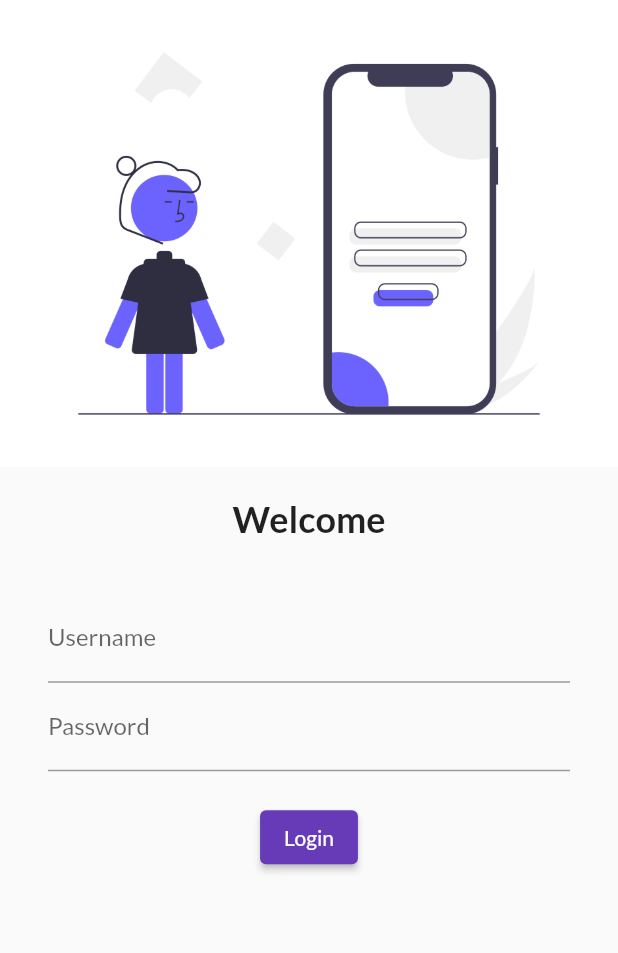
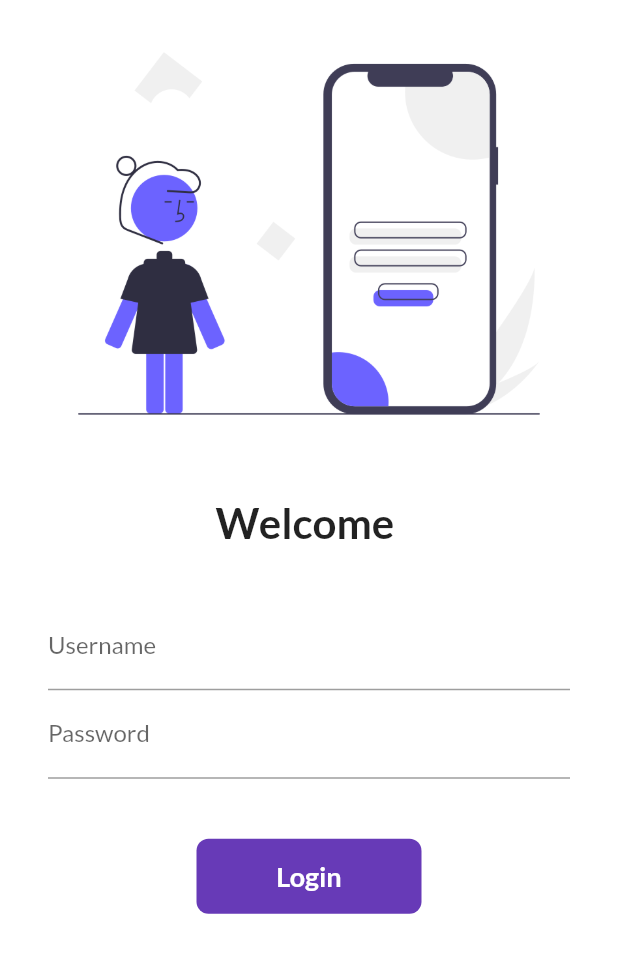
Before and after one commit to ShagunMaurya17/flutter_application_1, a Flutter app: the screen it shows after launch, on a phone screen of 412 x 824 dp. Shown: the top 953 px of the screen. Run offline on Flutter 3.47's test engine with Material 2 defaults, Android fonts, the phone set to English and light mode, and no system bars; our stand-ins replace google_fonts.

Commit message:
Day 6 Completed

```diff
--- a/lib/main.dart
+++ b/lib/main.dart
@@ -2,9 +2,9 @@ import 'dart:ui';
 
 import 'package:flutter/material.dart';
 import 'package:flutter_application_1/pages/login_page.dart';
+import 'package:flutter_application_1/utils/routes.dart';
 import 'package:google_fonts/google_fonts.dart';
 import 'pages/home_page.dart';
-
 
 void main() {
   runApp(const MyApp());
@@ -17,18 +17,18 @@ class MyApp extends StatelessWidget {
   Widget build(BuildContext context) {
     return MaterialApp(
       themeMode: ThemeMode.light,
-      theme:
-          ThemeData(primarySwatch: Colors.deepPurple,
+      theme: ThemeData(
+          primarySwatch: Colors.deepPurple,
           fontFamily: GoogleFonts.lato().fontFamily,
           primaryTextTheme: GoogleFonts.latoTextTheme()),
       darkTheme: ThemeData(
         brightness: Brightness.dark,
       ),
-      initialRoute: "/",
+      initialRoute: "/login",
       routes: {
         "/": ((context) => LoginPage()),
-        "/home": ((context) => homePage()),
-        "/login": ((context) => LoginPage())
+        MyRoutes.homeRoutes: ((context) => homePage()),
+        MyRoutes.loginRoutes: ((context) => LoginPage())
       },
     );
   }
--- a/lib/pages/login_page.dart
+++ b/lib/pages/login_page.dart
@@ -1,11 +1,22 @@
 import 'package:flutter/material.dart';
+import 'package:flutter_application_1/utils/routes.dart';
 
-class LoginPage extends StatelessWidget {
+class LoginPage extends StatefulWidget {
   const LoginPage({super.key});
+
+  @override
+  State<LoginPage> createState() => _LoginPageState();
+}
+
+class _LoginPageState extends State<LoginPage> {
+  String name = "";
+  bool changeButton = false;
 
   @override
   Widget build(BuildContext context) {
     return Material(
+        color: Colors.white,
+        child: SingleChildScrollView(
           child: Column(
             children: [
               Image.asset(
@@ -15,18 +26,23 @@ class LoginPage extends StatelessWidget {
               SizedBox(
                 height: 20.0,
               ),
-        Text("Welcome",
-            style: TextStyle(fontSize: 24, fontWeight: FontWeight.bold)),
+              Text("Welcome $name",
+                  style: TextStyle(fontSize: 28, fontWeight: FontWeight.bold)),
               SizedBox(
                 height: 20.0,
               ),
               Padding(
-          padding: const EdgeInsets.symmetric(vertical: 16.0, horizontal: 32.0),
+                padding: const EdgeInsets.symmetric(
+                    vertical: 16.0, horizontal: 32.0),
                 child: Column(
                   children: [
                     TextFormField(
                       decoration: InputDecoration(
                           hintText: "Enter Username", labelText: "Username"),
+                      onChanged: (value) {
+                        name = value;
+                        setState(() {});
+                      },
                     ),
                     TextFormField(
                       obscureText: true,
@@ -34,19 +50,50 @@ class LoginPage extends StatelessWidget {
                           hintText: "Enter Password", labelText: "Password"),
                     ),
                     SizedBox(
-                height: 20.0,
+                      height: 40.0,
                     ),
-              ElevatedButton(
-                onPressed: () {
-                  print("Hi shagun");
+                    InkWell(
+                      onTap: () async {
+                        setState(() {
+                          changeButton = true;
+                        });
+                        await Future.delayed(Duration(seconds: 1));
+                        Navigator.pushNamed(context, MyRoutes.homeRoutes);
                       },
-                child: Text("Login"),
-                style: TextButton.styleFrom(),
-              )
+                      child: AnimatedContainer(
+                        duration: Duration(seconds: 1),
+                        width: changeButton ? 50 : 150,
+                        height: 50,
+                        alignment: Alignment.center,
+                        child: changeButton
+                            ? Icon(Icons.done, color: Colors.white)
+                            : Text("Login",
+                                style: TextStyle(
+                                  color: Colors.white,
+                                  fontWeight: FontWeight.bold,
+                                  fontSize: 18,
+                                )),
+                        decoration: BoxDecoration(
+                            color: Colors.deepPurple,
+                            // shape: changeButton?BoxShape.circle: BoxShape.rectangle,
+                            borderRadius:
+                                BorderRadius.circular(changeButton ? 50 : 8)),
+                      ),
+                    ),
+                    // ElevatedButton(
+                    //   onPressed: () {
+                    //     Navigator.pushNamed(context, MyRoutes.homeRoutes);
+                    //   },
+                    //   child: Text("Login"),
+                    //   style: TextButton.styleFrom(
+                    //     minimumSize: Size(150, 40),
+                    //   ),
+                    // )
                   ],
                 ),
               ),
             ],
+          ),
         ));
   }
 }
--- /dev/null
+++ b/lib/utils/routes.dart
@@ -0,0 +1,4 @@
+class MyRoutes {
+  static String loginRoutes = "/login";
+  static String homeRoutes = "/home";
+}
```
Lines whose indentation alone changed are shown as unchanged.
